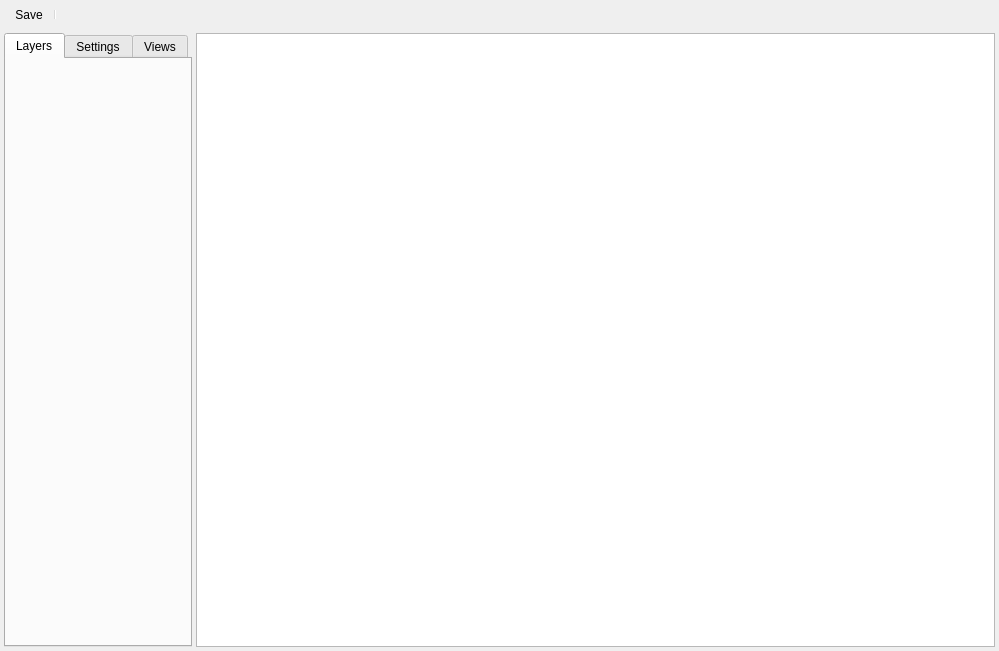
Above: Editors/RoomEditor.ui from enigma-dev/RadialGM before the change. Below: the same form after it.
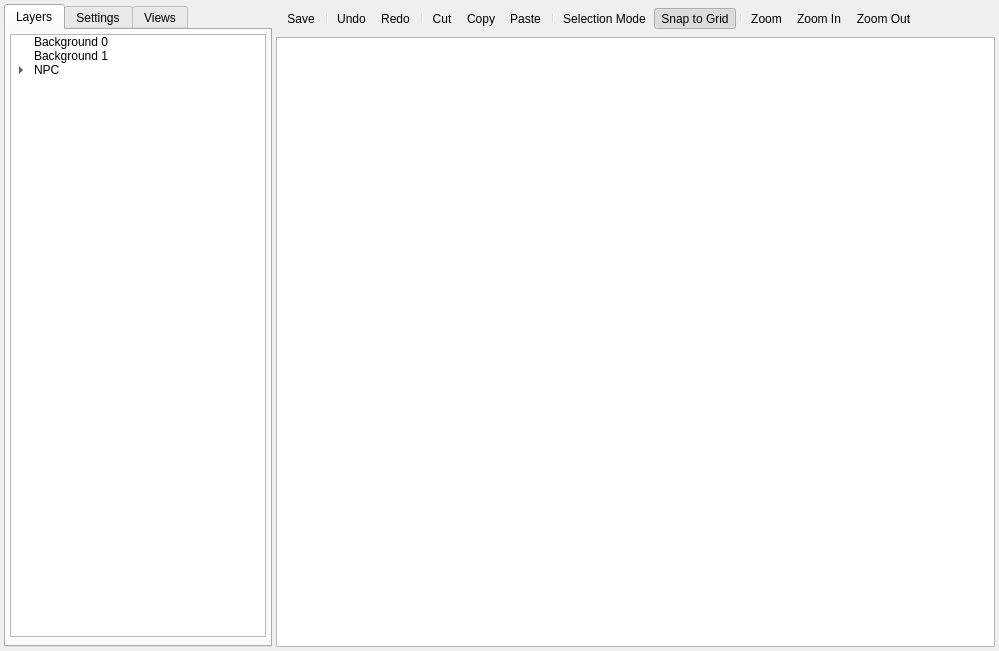
That is the form after the change. The open tabs and pages were chosen to show the change. Icons and pictures are not drawn.

Commit message: tweaks and expand toolbar

Patch:
```diff
--- a/Editors/RoomEditor.ui
+++ b/Editors/RoomEditor.ui
@@ -17,7 +17,7 @@
    <iconset resource="../images.qrc">
     <normaloff>:/resources/room.png</normaloff>:/resources/room.png</iconset>
   </property>
-  <layout class="QVBoxLayout" name="verticalLayout_2">
+  <layout class="QVBoxLayout" name="verticalLayout_7">
    <property name="spacing">
     <number>4</number>
    </property>
@@ -25,7 +25,7 @@
     <number>4</number>
    </property>
    <property name="topMargin">
-    <number>0</number>
+    <number>4</number>
    </property>
    <property name="rightMargin">
     <number>4</number>
@@ -33,27 +33,6 @@
    <property name="bottomMargin">
     <number>4</number>
    </property>
-   <item>
-    <widget class="QToolBar" name="mainToolBar">
-     <property name="sizePolicy">
-      <sizepolicy hsizetype="Preferred" vsizetype="Fixed">
-       <horstretch>0</horstretch>
-       <verstretch>0</verstretch>
-      </sizepolicy>
-     </property>
-     <property name="iconSize">
-      <size>
-       <width>24</width>
-       <height>24</height>
-      </size>
-     </property>
-     <property name="floatable">
-      <bool>false</bool>
-     </property>
-     <addaction name="actionSave"/>
-     <addaction name="separator"/>
-    </widget>
-   </item>
    <item>
     <layout class="QHBoxLayout" name="horizontalLayout" stretch="0,1">
      <property name="spacing">
@@ -86,6 +65,162 @@
         <attribute name="title">
          <string>Layers</string>
         </attribute>
+        <layout class="QVBoxLayout" name="verticalLayout_6">
+         <property name="spacing">
+          <number>4</number>
+         </property>
+         <property name="leftMargin">
+          <number>4</number>
+         </property>
+         <property name="topMargin">
+          <number>4</number>
+         </property>
+         <property name="rightMargin">
+          <number>4</number>
+         </property>
+         <property name="bottomMargin">
+          <number>4</number>
+         </property>
+         <item>
+          <widget class="QTreeWidget" name="treeWidget">
+           <property name="sizePolicy">
+            <sizepolicy hsizetype="Expanding" vsizetype="Expanding">
+             <horstretch>0</horstretch>
+             <verstretch>1</verstretch>
+            </sizepolicy>
+           </property>
+           <attribute name="headerVisible">
+            <bool>false</bool>
+           </attribute>
+           <column>
+            <property name="text">
+             <string>Name</string>
+            </property>
+           </column>
+           <item>
+            <property name="text">
+             <string>Background 0</string>
+            </property>
+           </item>
+           <item>
+            <property name="text">
+             <string>Background 1</string>
+            </property>
+           </item>
+           <item>
+            <property name="text">
+             <string>NPC</string>
+            </property>
+            <item>
+             <property name="text">
+              <string>Enemy 1</string>
+             </property>
+            </item>
+            <item>
+             <property name="text">
+              <string>Enemy 2</string>
+             </property>
+            </item>
+            <item>
+             <property name="text">
+              <string>New Item</string>
+             </property>
+            </item>
+            <item>
+             <property name="text">
+              <string>New Item</string>
+             </property>
+            </item>
+            <item>
+             <property name="text">
+              <string>New Item</string>
+             </property>
+            </item>
+            <item>
+             <property name="text">
+              <string>New Item</string>
+             </property>
+            </item>
+            <item>
+             <property name="text">
+              <string>New Item</string>
+             </property>
+            </item>
+            <item>
+             <property name="text">
+              <string>New Item</string>
+             </property>
+            </item>
+            <item>
+             <property name="text">
+              <string>New Item</string>
+             </property>
+            </item>
+            <item>
+             <property name="text">
+              <string>New Item</string>
+             </property>
+            </item>
+            <item>
+             <property name="text">
+              <string>New Item</string>
+             </property>
+            </item>
+            <item>
+             <property name="text">
+              <string>New Item</string>
+             </property>
+            </item>
+            <item>
+             <property name="text">
+              <string>New Item</string>
+             </property>
+            </item>
+            <item>
+             <property name="text">
+              <string>New Item</string>
+             </property>
+            </item>
+            <item>
+             <property name="text">
+              <string>New Item</string>
+             </property>
+            </item>
+            <item>
+             <property name="text">
+              <string>New Item</string>
+             </property>
+            </item>
+            <item>
+             <property name="text">
+              <string>New Item</string>
+             </property>
+            </item>
+            <item>
+             <property name="text">
+              <string>New Item</string>
+             </property>
+            </item>
+            <item>
+             <property name="text">
+              <string>New Item</string>
+             </property>
+            </item>
+            <item>
+             <property name="text">
+              <string>New Item</string>
+             </property>
+            </item>
+           </item>
+          </widget>
+         </item>
+         <item>
+          <widget class="QStackedWidget" name="stackedWidget">
+           <widget class="QWidget" name="page"/>
+           <widget class="QWidget" name="page_2"/>
+          </widget>
+         </item>
+        </layout>
        </widget>
        <widget class="QWidget" name="settingsTab">
         <attribute name="title">
@@ -816,32 +951,73 @@
       </widget>
      </item>
      <item>
-      <widget class="QGraphicsView" name="graphicsView">
-       <property name="sizePolicy">
-        <sizepolicy hsizetype="Expanding" vsizetype="Expanding">
-         <horstretch>0</horstretch>
-         <verstretch>0</verstretch>
-        </sizepolicy>
+      <layout class="QVBoxLayout" name="verticalLayout_2">
+       <property name="spacing">
+        <number>4</number>
        </property>
-       <property name="backgroundBrush">
-        <brush brushstyle="SolidPattern">
-         <color alpha="255">
-          <red>136</red>
-          <green>136</green>
-          <blue>136</blue>
-         </color>
-        </brush>
-       </property>
-       <property name="foregroundBrush">
-        <brush brushstyle="NoBrush">
-         <color alpha="255">
-          <red>0</red>
-          <green>0</green>
-          <blue>0</blue>
-         </color>
-        </brush>
-       </property>
-      </widget>
+       <item>
+        <widget class="QToolBar" name="mainToolBar">
+         <property name="sizePolicy">
+          <sizepolicy hsizetype="Preferred" vsizetype="Fixed">
+           <horstretch>0</horstretch>
+           <verstretch>0</verstretch>
+          </sizepolicy>
+         </property>
+         <property name="iconSize">
+          <size>
+           <width>24</width>
+           <height>24</height>
+          </size>
+         </property>
+         <property name="floatable">
+          <bool>false</bool>
+         </property>
+         <addaction name="actionSave"/>
+         <addaction name="separator"/>
+         <addaction name="actionUndo"/>
+         <addaction name="actionRedo"/>
+         <addaction name="separator"/>
+         <addaction name="actionCut"/>
+         <addaction name="actionCopy"/>
+         <addaction name="actionPaste"/>
+         <addaction name="separator"/>
+         <addaction name="actionSelectionMode"/>
+         <addaction name="actionSnapToGrid"/>
+         <addaction name="separator"/>
+         <addaction name="actionZoom"/>
+         <addaction name="actionZoomIn"/>
+         <addaction name="actionZoomOut"/>
+        </widget>
+       </item>
+       <item>
+        <widget class="QGraphicsView" name="graphicsView">
+         <property name="sizePolicy">
+          <sizepolicy hsizetype="Expanding" vsizetype="Expanding">
+           <horstretch>0</horstretch>
+           <verstretch>0</verstretch>
+          </sizepolicy>
+         </property>
+         <property name="backgroundBrush">
+          <brush brushstyle="SolidPattern">
+           <color alpha="255">
+            <red>136</red>
+            <green>136</green>
+            <blue>136</blue>
+           </color>
+          </brush>
+         </property>
+         <property name="foregroundBrush">
+          <brush brushstyle="NoBrush">
+           <color alpha="255">
+            <red>0</red>
+            <green>0</green>
+            <blue>0</blue>
+           </color>
+          </brush>
+         </property>
+        </widget>
+       </item>
+      </layout>
      </item>
     </layout>
    </item>
@@ -858,6 +1034,120 @@
     <string>Save</string>
    </property>
   </action>
+  <action name="actionSelectionMode">
+   <property name="icon">
+    <iconset resource="../images.qrc">
+     <normaloff>:/events/mouse.png</normaloff>:/events/mouse.png</iconset>
+   </property>
+   <property name="text">
+    <string>Selection Mode</string>
+   </property>
+   <property name="toolTip">
+    <string>Selection Mode</string>
+   </property>
+  </action>
+  <action name="actionZoomIn">
+   <property name="icon">
+    <iconset resource="../images.qrc">
+     <normaloff>:/actions/zoom-in.png</normaloff>:/actions/zoom-in.png</iconset>
+   </property>
+   <property name="text">
+    <string>Zoom In</string>
+   </property>
+   <property name="toolTip">
+    <string>Zoom In</string>
+   </property>
+  </action>
+  <action name="actionZoomOut">
+   <property name="icon">
+    <iconset resource="../images.qrc">
+     <normaloff>:/actions/zoom-out.png</normaloff>:/actions/zoom-out.png</iconset>
+   </property>
+   <property name="text">
+    <string>Zoom Out</string>
+   </property>
+   <property name="toolTip">
+    <string>Zoom Out</string>
+   </property>
+  </action>
+  <action name="actionZoom">
+   <property name="icon">
+    <iconset resource="../images.qrc">
+     <normaloff>:/actions/zoom.png</normaloff>:/actions/zoom.png</iconset>
+   </property>
+   <property name="text">
+    <string>Zoom</string>
+   </property>
+  </action>
+  <action name="actionSnapToGrid">
+   <property name="checkable">
+    <bool>true</bool>
+   </property>
+   <property name="checked">
+    <bool>true</bool>
+   </property>
+   <property name="icon">
+    <iconset resource="../images.qrc">
+     <normaloff>:/actions/snap-to-grid.png</normaloff>:/actions/snap-to-grid.png</iconset>
+   </property>
+   <property name="text">
+    <string>Snap to Grid</string>
+   </property>
+   <property name="toolTip">
+    <string>Snap to Grid</string>
+   </property>
+  </action>
+  <action name="actionUndo">
+   <property name="icon">
+    <iconset resource="../images.qrc">
+     <normaloff>:/actions/undo.png</normaloff>:/actions/undo.png</iconset>
+   </property>
+   <property name="text">
+    <string>Undo</string>
+   </property>
+  </action>
+  <action name="actionRedo">
+   <property name="icon">
+    <iconset resource="../images.qrc">
+     <normaloff>:/actions/redo.png</normaloff>:/actions/redo.png</iconset>
+   </property>
+   <property name="text">
+    <string>Redo</string>
+   </property>
+  </action>
+  <action name="actionCut">
+   <property name="icon">
+    <iconset resource="../images.qrc">
+     <normaloff>:/actions/cut.png</normaloff>:/actions/cut.png</iconset>
+   </property>
+   <property name="text">
+    <string>Cut</string>
+   </property>
+   <property name="toolTip">
+    <string>Cut</string>
+   </property>
+  </action>
+  <action name="actionCopy">
+   <property name="icon">
+    <iconset resource="../images.qrc">
+     <normaloff>:/actions/copy.png</normaloff>:/actions/copy.png</iconset>
+   </property>
+   <property name="text">
+    <string>Copy</string>
+   </property>
+  </action>
+  <action name="actionPaste">
+   <property name="icon">
+    <iconset resource="../images.qrc">
+     <normaloff>:/actions/paste.png</normaloff>:/actions/paste.png</iconset>
+   </property>
+   <property name="text">
+    <string>Paste</string>
+   </property>
+   <property name="toolTip">
+    <string>Paste</string>
+   </property>
+  </action>
  </widget>
  <resources>
   <include location="../images.qrc"/>
```
Left out of the diff: 69 changed lines with no effect on the pictures. The commit also changes 2 other files.
